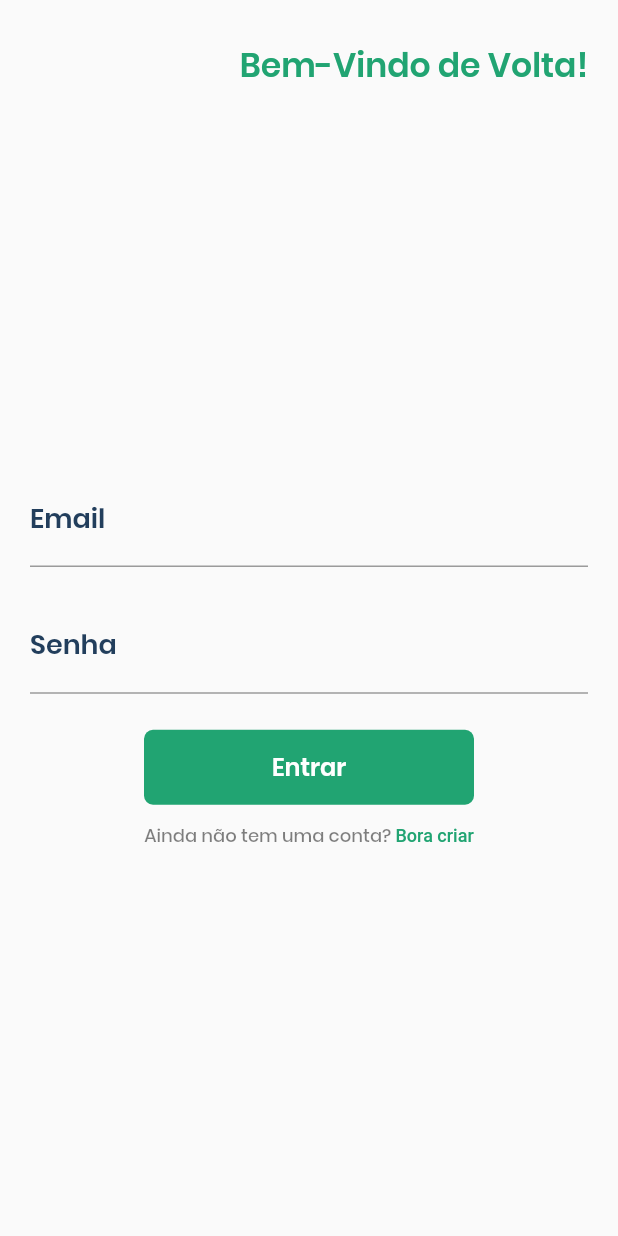
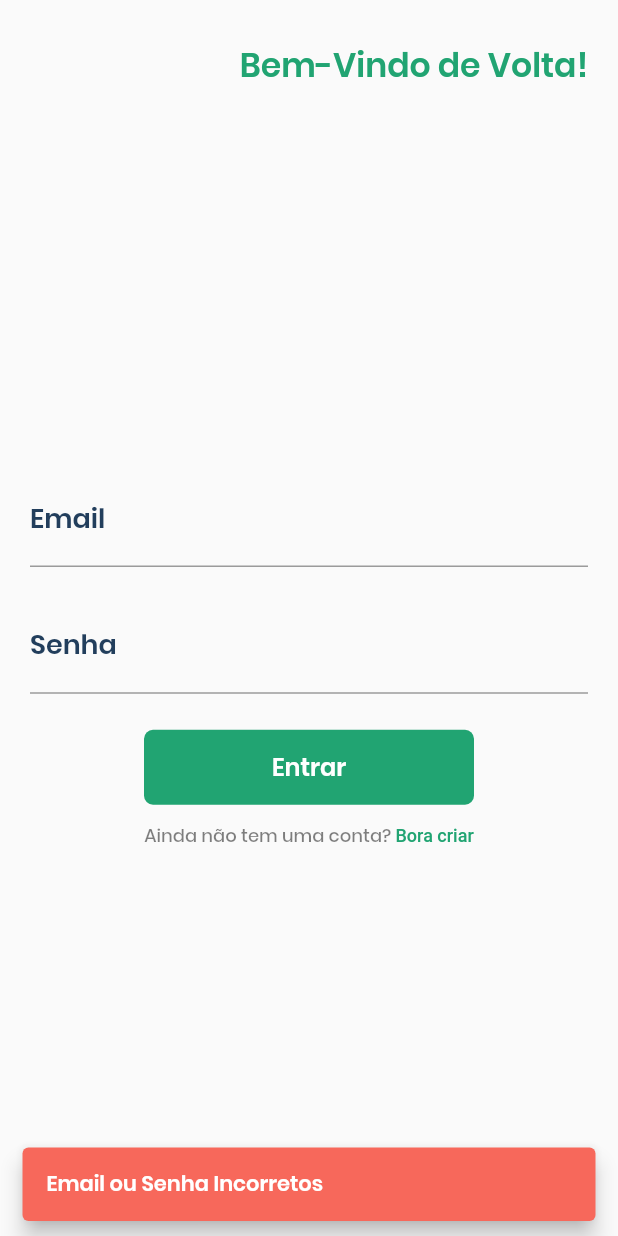
Before and after one commit to renanmascg/app-gera-renda, a Flutter app: the LoginPage screen opened by its route, after a tap on "Entrar", on a phone screen of 412 x 824 dp. Run offline on Flutter 3.47's test engine with Material 2 defaults, Android fonts, the phone set to English and light mode, and no system bars; our stand-ins replace dartz, dio, flutter_mobx, flutter_rating_bar, font_awesome_flutter, geolocator and 3 more; accounts and stored records are empty; generated files the repository leaves out were written again; network calls fail.

Commit message:
Adiciona ações de dialogs e modals dentro da pagina de login, permitindo melhorando a UX para o usuário final.

```diff
--- /dev/null
+++ b/lib/core/shared/widgets/modals/dialogs.dart
@@ -0,0 +1,29 @@
+import 'package:flutter/material.dart';
+
+import '../../styles/colors.dart';
+
+Future loadingDialogs(BuildContext context) {
+  return showDialog(
+      barrierDismissible: false,
+      context: context,
+      child: WillPopScope(
+        onWillPop: () {
+          return Future.value(false);
+        },
+        child: Center(
+          child: Container(
+            width: 200,
+            height: 200,
+            decoration: BoxDecoration(
+              color: Colors.white,
+              borderRadius: BorderRadius.circular(6),
+            ),
+            child: Center(
+              child: CircularProgressIndicator(
+                valueColor: AlwaysStoppedAnimation<Color>(kMainGreenColor),
+              ),
+            ),
+          ),
+        ),
+      ));
+}
--- /dev/null
+++ b/lib/core/shared/widgets/snackbars/generic_snackbar.dart
@@ -0,0 +1,18 @@
+import 'package:flutter/material.dart';
+
+import '../../styles/colors.dart';
+import '../../styles/text_styles.dart';
+
+SnackBar loginSnackbar() {
+  return SnackBar(
+    content: Text(
+      'Email ou Senha Incorretos',
+      style: kBoldTextStyle.copyWith(
+        color: Colors.white,
+        fontSize: 14,
+      ),
+    ),
+    backgroundColor: kMainRedColor,
+    behavior: SnackBarBehavior.floating,
+  );
+}
--- a/lib/features/login/presentation/mobx/login_store/login_store.dart
+++ b/lib/features/login/presentation/mobx/login_store/login_store.dart
@@ -32,6 +32,16 @@ abstract class _LoginStore with Store {
   bool isAuthenticated = false;
 
   @action
+  void changeEmail(String str) {
+    email = str;
+  }
+
+  @action
+  void changePassword(String str) {
+    password = str;
+  }
+
+  @action
   Future signInUser() async {
     statusPage = StatusPage.SEARCHING;
 
--- a/lib/features/login/presentation/screens/02_login_page/login_page.dart
+++ b/lib/features/login/presentation/screens/02_login_page/login_page.dart
@@ -1,22 +1,75 @@
 import 'package:flutter/material.dart';
-import 'package:flutter_gera_renda/core/shared/texts/login_text.dart';
-import 'package:flutter_gera_renda/features/login/presentation/screens/03_create_account/create_account_page.dart';
+import 'package:mobx/mobx.dart';
 
+import '../../../../../core/network/status_page.dart';
 import '../../../../../core/shared/styles/colors.dart';
 import '../../../../../core/shared/styles/text_styles.dart';
+import '../../../../../core/shared/texts/login_text.dart';
+import '../../../../../core/shared/widgets/modals/dialogs.dart';
+import '../../../../../core/shared/widgets/snackbars/generic_snackbar.dart';
+import '../../../../../injection_container.dart';
+import '../../mobx/login_store/login_store.dart';
 import '../../widgets/main_button.dart';
 import '../../widgets/main_text_field.dart';
+import '../03_create_account/create_account_page.dart';
 
-class LoginPage extends StatelessWidget {
+class LoginPage extends StatefulWidget {
   static final String id = 'login_page';
+
+  @override
+  _LoginPageState createState() => _LoginPageState();
+}
+
+class _LoginPageState extends State<LoginPage> {
+  final LoginStore _store = serviceLocator<LoginStore>();
+
+  List<ReactionDisposer> _disposers;
+  // For showing a SnackBar
+  GlobalKey<ScaffoldState> _scaffoldKey = GlobalKey();
+
+  @override
+  void didChangeDependencies() {
+    super.didChangeDependencies();
+
+    _disposers ??= [
+      reaction(
+        // Tell the reaction which observable to observe
+        (_) => _store.statusPage,
+        // Run some logic with the content of the observed field
+        (StatusPage status) {
+          switch (status) {
+            case StatusPage.ERROR:
+              Navigator.of(context).pop(context);
+              _scaffoldKey.currentState.showSnackBar(loginSnackbar());
+              break;
+            case StatusPage.SEARCHING:
+              loadingDialogs(context);
+              break;
+            case StatusPage.NORMAL:
+              Navigator.of(context).pop(context);
+              break;
+          }
+        },
+      ),
+    ];
+  }
+
+  @override
+  void dispose() {
+    _disposers.forEach((d) => d());
+    super.dispose();
+  }
 
   @override
   Widget build(BuildContext context) {
     return Scaffold(
+      key: _scaffoldKey,
       appBar: _buildAppBar(),
+      resizeToAvoidBottomPadding: false,
+      resizeToAvoidBottomInset: true,
       body: SafeArea(
         child: Padding(
-          padding: EdgeInsets.symmetric(horizontal:20),
+          padding: EdgeInsets.symmetric(horizontal: 20),
           child: _buildBody(context),
         ),
       ),
@@ -41,14 +94,18 @@ class LoginPage extends StatelessWidget {
     return Column(
       mainAxisAlignment: MainAxisAlignment.center,
       children: <Widget>[
-        MainTextField(labelText: 'Email'),
+        MainTextField(labelText: 'Email', onChanged: _store.changeEmail),
         SizedBox(height: 24),
-        MainTextField(labelText: 'Senha', obscureText: true),
+        MainTextField(
+          labelText: 'Senha',
+          obscureText: true,
+          onChanged: _store.changePassword,
+        ),
         SizedBox(height: 24),
         MainButton(
           color: kMainGreenColor,
           text: 'Entrar',
-          onPress: () {},
+          onPress: _store.signInUser,
         ),
         SizedBox(height: 12),
         _buildLoginRichText(context)
--- a/lib/features/login/presentation/widgets/main_text_field.dart
+++ b/lib/features/login/presentation/widgets/main_text_field.dart
@@ -1,15 +1,19 @@
 import 'package:flutter/material.dart';
-import 'package:flutter_gera_renda/core/shared/styles/text_styles.dart';
+
+import '../../../../core/shared/styles/text_styles.dart';
 
 class MainTextField extends StatelessWidget {
   final String labelText;
   final bool obscureText;
+  final Function(String) onChanged;
 
-  const MainTextField({@required this.labelText, this.obscureText = false});
+  const MainTextField(
+      {@required this.labelText, this.obscureText = false, this.onChanged});
 
   @override
   Widget build(BuildContext context) {
     return TextField(
+      onChanged: onChanged,
       obscureText: obscureText,
       decoration: InputDecoration(
         border: UnderlineInputBorder(),
```
Also changed, not shown: lib/features/login/presentation/mobx/login_store/login_store.g.dart.
